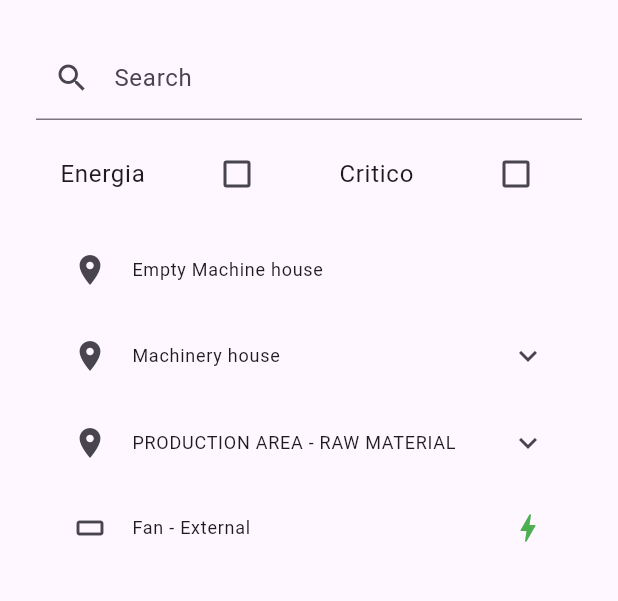
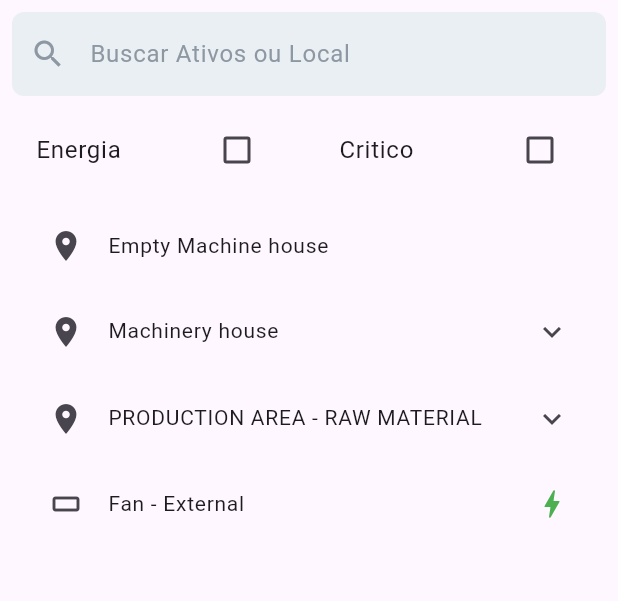
Before and after one commit to EricFrancischett/tractian-challenge, a Flutter app: the screen it shows after launch, after a tap on "Jaguar Unit", on a phone screen of 412 x 824 dp, the part 84-685 px from its top. Run offline on Flutter 3.47's test engine with Material 3 defaults, Android fonts, the phone set to English and light mode, and no system bars; our stand-ins replace flutter_mobx, flutter_svg, get_it, mobx; generated files the repository leaves out were written again.

```diff
--- a/lib/core/constants/colors_constants.dart
+++ b/lib/core/constants/colors_constants.dart
@@ -6,4 +6,6 @@ class ColorsConstants {
   static const darkBlue = Color(0xFF17192D);
   static const lightBlue = Color(0xFF2188FF);
   static const white = Color(0xFFFFFFFF);
+  static const gray = Color(0xFFEAEFF3);
+  static const darkGray = Color(0xFF8E98A3);
 }
--- a/lib/core/widgets/custom_scaffold.dart
+++ b/lib/core/widgets/custom_scaffold.dart
@@ -3,10 +3,12 @@ import 'package:tractian_challenge/core/widgets/custom_app_bar.dart';
 
 class CustomScaffold extends StatelessWidget {
   final String? pageTitle;
+  final EdgeInsetsGeometry padding;
   final Widget body;
   const CustomScaffold({
     super.key,
     this.pageTitle,
+    this.padding = const EdgeInsets.all(24.0),
     required this.body,
   });
 
@@ -18,7 +20,7 @@ class CustomScaffold extends StatelessWidget {
       ),
       body: SafeArea(
         child: Padding(
-          padding: const EdgeInsets.all(24.0),
+          padding: padding,
           child: body,
         ),
       ),
--- a/lib/features/assets/presentation/view/assets_page.dart
+++ b/lib/features/assets/presentation/view/assets_page.dart
@@ -4,6 +4,7 @@ import 'package:get_it/get_it.dart';
 import 'package:mobx/mobx.dart';
 import 'package:tractian_challenge/core/enums/units_enum.dart';
 import 'package:tractian_challenge/core/widgets/custom_scaffold.dart';
+import 'package:tractian_challenge/features/assets/presentation/view/components/assets_text_field.dart';
 import 'package:tractian_challenge/features/assets/presentation/view/components/tree_view.dart';
 import 'package:tractian_challenge/features/assets/presentation/controller/assets_controller.dart';
 
@@ -43,16 +44,14 @@ class _AssetsPageState extends State<AssetsPage> {
   Widget build(BuildContext context) {
     return CustomScaffold(
       pageTitle: 'Assets',
+      padding: const EdgeInsets.all(8),
       body: Column(
         crossAxisAlignment: CrossAxisAlignment.stretch,
         mainAxisSize: MainAxisSize.min,
         children: [
-          TextField(
-            controller: _searchController,
-            decoration: const InputDecoration(
-              labelText: 'Search',
-              prefixIcon: Icon(Icons.search),
-            ),
+          AssetsTextField(
+            searchController: _searchController,
+            labelText: 'Buscar Ativos ou Local',
           ),
           const SizedBox(height: 8),
           Row(
--- /dev/null
+++ b/lib/features/assets/presentation/view/components/assets_text_field.dart
@@ -0,0 +1,41 @@
+import 'package:flutter/material.dart';
+import 'package:tractian_challenge/core/constants/colors_constants.dart';
+
+class AssetsTextField extends StatelessWidget {
+  final TextEditingController searchController;
+  final String? labelText;
+  const AssetsTextField({
+    super.key,
+    required this.searchController,
+    this.labelText,
+  });
+
+  @override
+  Widget build(BuildContext context) {
+    return SizedBox(
+      child: TextField(
+        controller: searchController,
+        onTapOutside: (event) {
+          FocusScope.of(context).unfocus();
+        },
+        decoration: InputDecoration(
+          labelText: labelText,
+          floatingLabelBehavior: FloatingLabelBehavior.never,
+          border: OutlineInputBorder(
+            borderRadius: BorderRadius.circular(8),
+            borderSide: BorderSide.none,
+          ),
+          labelStyle: const TextStyle(
+            color: ColorsConstants.darkGray,
+          ),
+          filled: true,
+          prefixIcon: const Icon(
+            Icons.search,
+            color: ColorsConstants.darkGray,
+          ),
+          fillColor: ColorsConstants.gray,
+        ),
+      ),
+    );
+  }
+}
--- a/lib/features/assets/presentation/view/components/tree_view.dart
+++ b/lib/features/assets/presentation/view/components/tree_view.dart
@@ -48,7 +48,7 @@ class TreeView extends StatelessWidget {
           title: Text(
             NodeDataHelper.getNodeName(node.data),
             style: const TextStyle(
-              fontSize: 12,
+              fontSize: 14,
             ),
           ),
         ),
@@ -61,7 +61,7 @@ class TreeView extends StatelessWidget {
           title: Text(
             NodeDataHelper.getNodeName(node.data),
             style: const TextStyle(
-              fontSize: 12,
+              fontSize: 14,
             ),
           ),
           children: node.children.map((child) => _buildNode(child)).toList(),
--- a/lib/features/home/components/home_button.dart
+++ b/lib/features/home/components/home_button.dart
@@ -14,7 +14,7 @@ class HomeButton extends StatelessWidget {
 
   @override
   Widget build(BuildContext context) {
-    return ElevatedButton(
+  return ElevatedButton(
       style: ElevatedButton.styleFrom(
         backgroundColor: ColorsConstants.lightBlue,
         foregroundColor: ColorsConstants.white,
--- a/lib/get_it.dart
+++ b/lib/get_it.dart
@@ -26,8 +26,9 @@ class GetItServiceLocator {
         .registerFactory<LocationRepository>(() => LocationRepositoryImpl());
 
     // Use cases
-    instance.registerFactory<GetAssetsUsecase>(() => GetAssetsUsecase());
-    instance.registerFactory<GetLocationsUsecase>(() => GetLocationsUsecase());
+    instance.registerFactory<GetAssetsUsecase>(() => DefaultGetAssetsUsecase());
+    instance.registerFactory<GetLocationsUsecase>(
+        () => DefaultGetLocationsUsecase());
 
     //Controllers
     instance.registerFactory<AssetsController>(() => AssetsController());
--- a/pubspec.yaml
+++ b/pubspec.yaml
@@ -52,6 +52,7 @@ dev_dependencies:
   flutter_lints: ^3.0.0
   build_runner: ^2.4.11
   mobx_codegen: ^2.6.1
+  mockito: ^5.4.4
 
 # For information on the generic Dart part of this file, see the
 # following page: https://dart.dev/tools/pub/pubspec
@@ -74,7 +75,6 @@ flutter:
     - assets/units/test_unit/
     - assets/icons/
     - assets/icons/logo.svg
-    - assets/icons/logo.png
 
   # An image asset can refer to one or more resolution-specific "variants", see
   # https://flutter.dev/assets-and-images/#resolution-aware
```
Also changed, not shown: lib/features/assets/domain/usecases/get_assets_usecase.dart (+7 -1 lines), lib/features/assets/domain/usecases/get_locations_usecase.dart (+8 -2 lines), lib/features/assets/presentation/view/components/selectable_assets_button.dart (added, +79 -0 lines), pubspec.lock, 5 other files.
